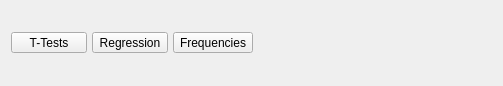
This is JASP-Desktop/ribbons/ribbonsummarystatistics.ui in jasp-stats/jasp-desktop as Qt 5 draws it before an edit; both pictures show x 0 to 503 and y 0 to 86 of the 840 by 86 pixel window. The edited form follows.
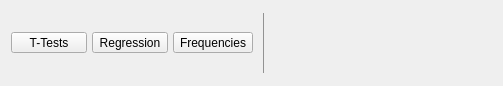
This is the edited form. Icons and pictures are not drawn. Custom widgets are drawn as their Qt base class.

Commit message: summary stats ribbon ui changes

What changed in the file:
```diff
--- a/JASP-Desktop/ribbons/ribbonsummarystatistics.ui
+++ b/JASP-Desktop/ribbons/ribbonsummarystatistics.ui
@@ -26,7 +26,7 @@
    <property name="horizontalSpacing">
     <number>0</number>
    </property>
-   <item row="0" column="3">
+   <item row="0" column="6">
     <spacer name="horizontalSpacer">
      <property name="orientation">
       <enum>Qt::Horizontal</enum>
@@ -249,6 +249,25 @@
      </layout>
     </widget>
    </item>
+   <item row="0" column="2">
+    <widget class="QWidget" name="sep2" native="true">
+     <property name="styleSheet">
+      <string notr="true">QWidget { color : #929292 ; }</string>
+     </property>
+     <layout class="QGridLayout" name="gridLayout_9">
+      <item row="0" column="0">
+       <widget class="Line" name="line2">
+        <property name="frameShadow">
+         <enum>QFrame::Plain</enum>
+        </property>
+        <property name="orientation">
+         <enum>Qt::Vertical</enum>
+        </property>
+       </widget>
+      </item>
+     </layout>
+    </widget>
+   </item>
   </layout>
   <zorder>widget</zorder>
   <zorder>mainPanel</zorder>
```
Left out of the diff: 95 changed lines with no effect on the pictures. Lines whose indentation alone changed are shown as unchanged.
